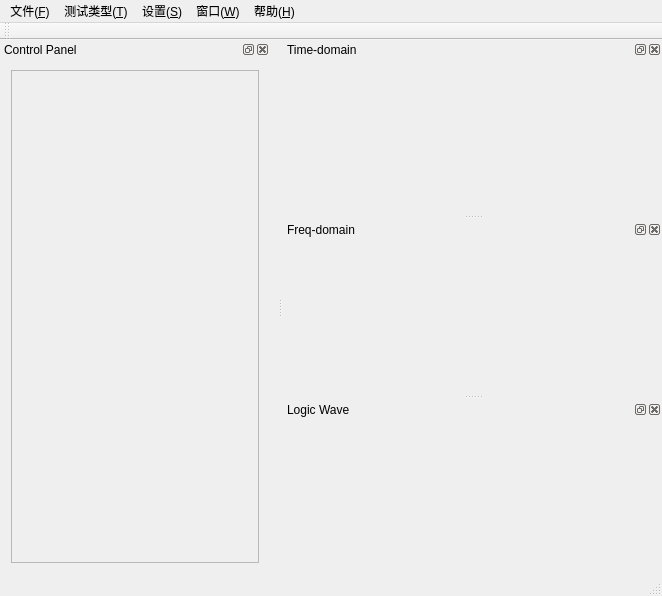
Above: soft/zebra-scope/mainwindow.ui from Quenii/ADCEVM before the change. Below: the same form after it.
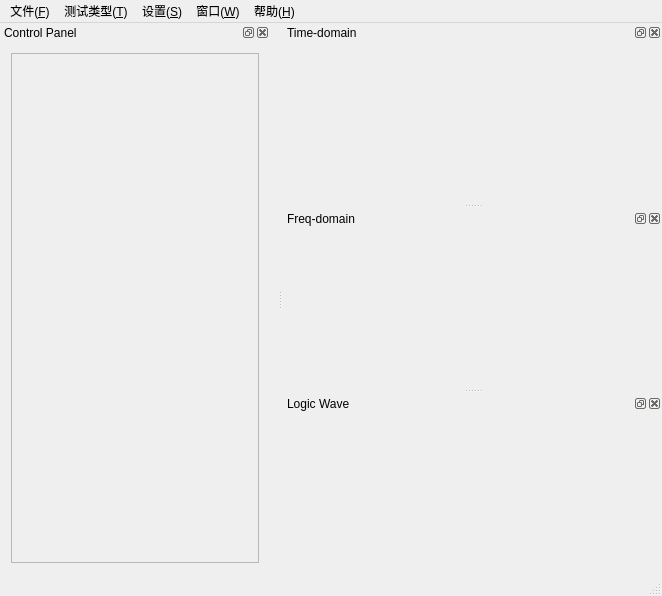
That is the form after the change. Custom widgets are drawn as their Qt base class.

Diff of the .ui file:
```diff
--- a/soft/zebra-scope/mainwindow.ui
+++ b/soft/zebra-scope/mainwindow.ui
@@ -88,14 +88,6 @@
    <addaction name="menuWindow"/>
    <addaction name="menuHelp"/>
   </widget>
-  <widget class="QToolBar" name="mainToolBar">
-   <attribute name="toolBarArea">
-    <enum>TopToolBarArea</enum>
-   </attribute>
-   <attribute name="toolBarBreak">
-    <bool>false</bool>
-   </attribute>
-  </widget>
   <widget class="QStatusBar" name="statusBar"/>
   <widget class="QDockWidget" name="dockWidgetControlPanel">
    <property name="sizePolicy">
@@ -153,7 +145,7 @@
           <x>0</x>
           <y>0</y>
           <width>250</width>
-          <height>502</height>
+          <height>517</height>
          </rect>
         </property>
         <layout class="QGridLayout" name="gridLayout">
```
Left out of the diff: 6 changed lines with no effect on the pictures.
